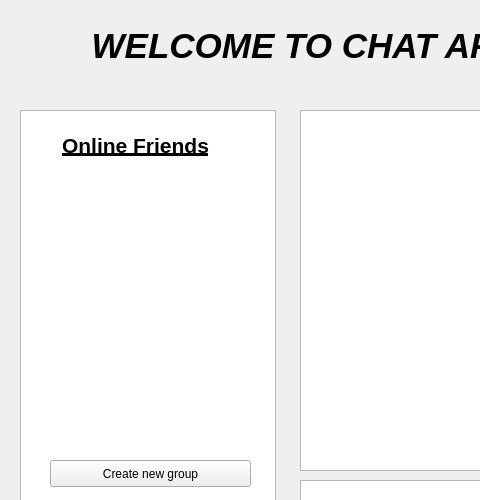
kanakagrawal/ChatApplication, file chat.ui: the form before one commit; both pictures show x 0 to 480 and y 0 to 500 of the 797 by 600 pixel window.
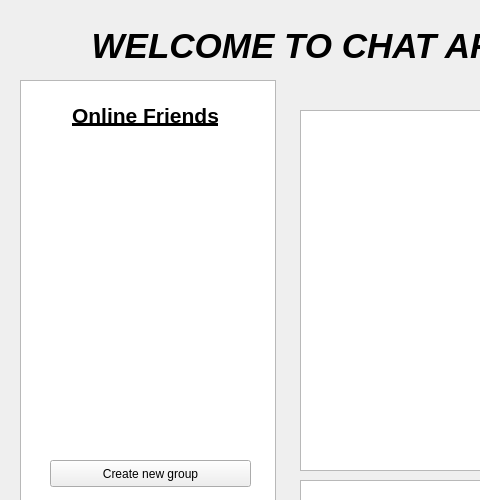
The form after the commit.

Commit message: Chat Database, UI changes

The edit to the form file:
```diff
--- a/chat.ui
+++ b/chat.ui
@@ -18,17 +18,17 @@
     <property name="geometry">
      <rect>
       <x>20</x>
-      <y>110</y>
+      <y>80</y>
       <width>256</width>
-      <height>401</height>
+      <height>431</height>
      </rect>
     </property>
    </widget>
    <widget class="QLabel" name="label">
     <property name="geometry">
      <rect>
-      <x>50</x>
-      <y>130</y>
+      <x>60</x>
+      <y>100</y>
       <width>171</width>
       <height>31</height>
      </rect>
@@ -118,10 +118,10 @@
    <widget class="QWidget" name="verticalLayoutWidget_2">
     <property name="geometry">
      <rect>
-      <x>50</x>
-      <y>179</y>
-      <width>201</width>
-      <height>261</height>
+      <x>40</x>
+      <y>149</y>
+      <width>211</width>
+      <height>291</height>
      </rect>
     </property>
     <layout class="QVBoxLayout" name="verticalLayout_2"/>
```
Left out of the diff: 13 changed lines with no effect on the pictures. The commit also changes 6 other files.
